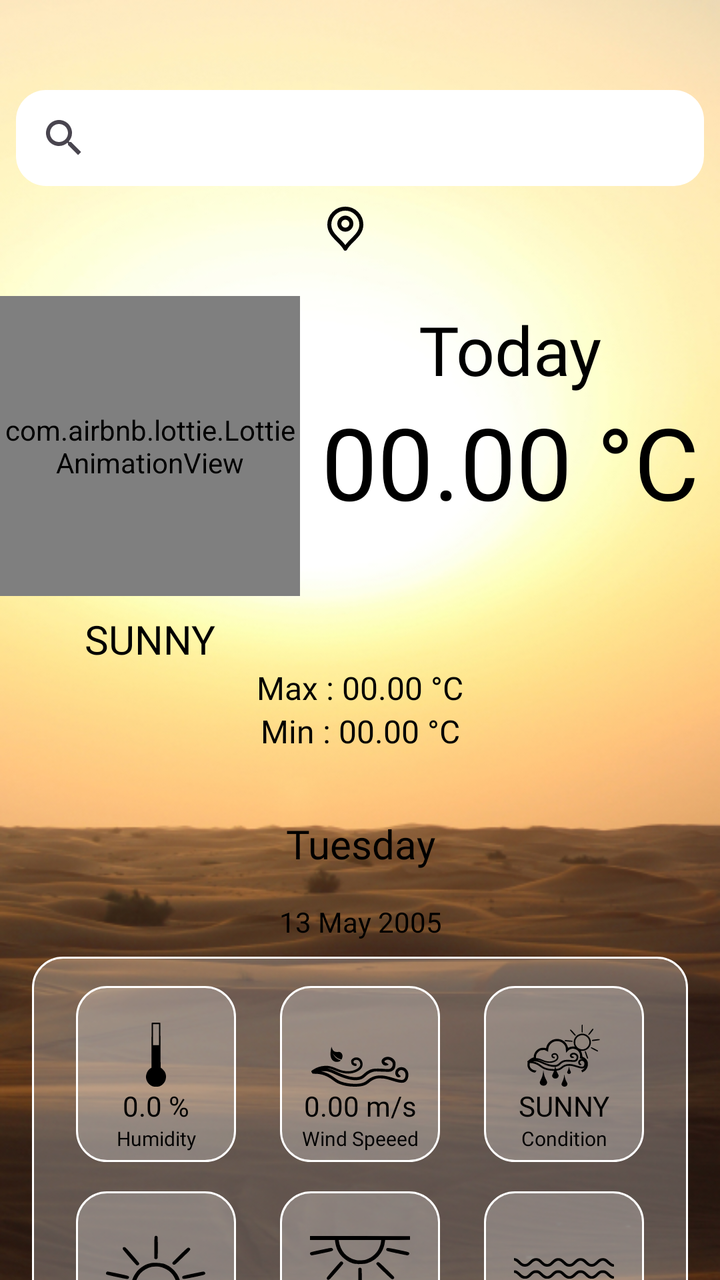
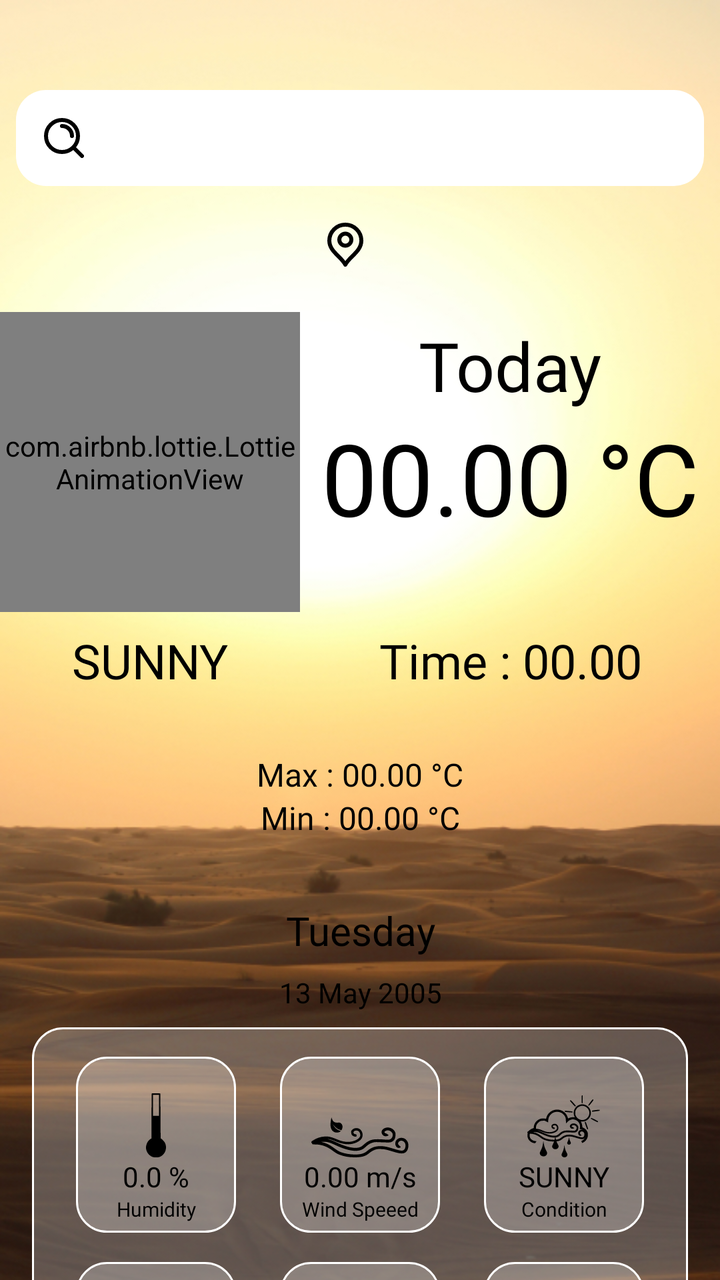

Two renders of the same Android screen: before a commit and after it. Below are the layout's source before the change and the commit's diff.
<!-- AndroidManifest.xml: application theme Theme.WheatherApp -->
<!-- res/layout/activity_main.xml -->
<?xml version="1.0" encoding="utf-8"?>
<androidx.constraintlayout.widget.ConstraintLayout xmlns:android="http://schemas.android.com/apk/res/android"
    xmlns:app="http://schemas.android.com/apk/res-auto"
    xmlns:tools="http://schemas.android.com/tools"
    android:id="@+id/main"
    android:layout_width="match_parent"
    android:layout_height="match_parent"
    android:background="@drawable/sunny_background"
    tools:context=".MainActivity">

    <androidx.appcompat.widget.SearchView
        android:id="@+id/searchView"
        android:layout_width="0dp"
        android:layout_height="wrap_content"
        android:layout_marginStart="8dp"
        android:layout_marginTop="45dp"
        android:layout_marginEnd="8dp"
        android:background="@drawable/searchviewshape"
        android:iconifiedByDefault="false"
        android:queryHint="Search For A City"
        android:searchIcon="@drawable/search"
        app:layout_constraintEnd_toEndOf="parent"
        app:layout_constraintStart_toStartOf="parent"
        app:layout_constraintTop_toTopOf="parent" />

    <TextView
        android:id="@+id/cityName"
        android:layout_width="wrap_content"
        android:layout_height="wrap_content"
        android:layout_marginTop="8dp"
        android:drawableLeft="@drawable/loctaion"
        android:drawablePadding="15dp"
        android:fontFamily="@font/merriweathersans_medium"
        android:textColor="@color/black"
        android:textSize="20sp"
        app:layout_constraintEnd_toEndOf="@+id/searchView"
        app:layout_constraintStart_toStartOf="@+id/searchView"
        app:layout_constraintTop_toBottomOf="@+id/searchView" />

    <com.airbnb.lottie.LottieAnimationView
        android:id="@+id/lottieAnimationView"
        android:layout_width="150dp"
        android:layout_height="150dp"
        android:layout_marginTop="20dp"
        app:layout_constraintStart_toStartOf="parent"
        app:layout_constraintTop_toBottomOf="@+id/cityName"
        app:lottie_autoPlay="true"
        app:lottie_loop="true"
        app:lottie_rawRes="@raw/sun" />


    <TextView
        android:id="@+id/textView2"
        android:layout_width="wrap_content"
        android:layout_height="wrap_content"
        android:layout_marginTop="24dp"
        android:fontFamily="@font/merriweathersans_bold"
        android:text="Today"
        android:textColor="@color/black"
        android:textSize="34sp"
        app:layout_constraintEnd_toEndOf="parent"
        app:layout_constraintStart_toEndOf="@+id/lottieAnimationView"
        app:layout_constraintTop_toBottomOf="@+id/cityName" />

    <TextView
        android:id="@+id/temp"
        android:layout_width="wrap_content"
        android:layout_height="wrap_content"
        android:fontFamily="@font/merriweathersans_bold"
        android:text="00.00 °C"
        android:textColor="@color/black"
        android:textSize="50sp"
        app:layout_constraintEnd_toEndOf="@+id/textView2"
        app:layout_constraintStart_toStartOf="@+id/textView2"
        app:layout_constraintTop_toBottomOf="@+id/textView2" />

    <TextView
        android:id="@+id/weather"
        android:layout_width="wrap_content"
        android:layout_height="wrap_content"
        android:layout_marginTop="8dp"
        android:fontFamily="@font/merriweathersans_medium"
        android:text="SUNNY"
        android:textColor="@color/black"
        android:textSize="20sp"
        app:layout_constraintEnd_toEndOf="@+id/lottieAnimationView"
        app:layout_constraintStart_toStartOf="@+id/lottieAnimationView"
        app:layout_constraintTop_toBottomOf="@+id/lottieAnimationView" />

    <TextView
        android:id="@+id/max_temp"
        android:layout_width="wrap_content"
        android:layout_height="wrap_content"
        android:fontFamily="@font/merriweathersans_regular"
        android:text="Max : 00.00 °C"
        android:textColor="@color/black"
        android:textSize="16sp"
        app:layout_constraintEnd_toEndOf="parent"
        app:layout_constraintStart_toStartOf="parent"
        app:layout_constraintTop_toBottomOf="@+id/weather" />

    <TextView
        android:id="@+id/min_temp"
        android:layout_width="wrap_content"
        android:layout_height="wrap_content"
        android:fontFamily="@font/merriweathersans_regular"
        android:text="Min : 00.00 °C"
        android:textColor="@color/black"
        android:textSize="16sp"
        app:layout_constraintEnd_toEndOf="@+id/max_temp"
        app:layout_constraintStart_toStartOf="@+id/max_temp"
        app:layout_constraintTop_toBottomOf="@+id/max_temp" />

    <TextView
        android:id="@+id/day"
        android:layout_width="wrap_content"
        android:layout_height="wrap_content"
        android:layout_marginTop="32dp"
        android:fontFamily="@font/merriweathersans_bold"
        android:text="Tuesday"
        android:textColor="@color/black"
        android:textSize="20sp"
        app:layout_constraintEnd_toEndOf="@+id/min_temp"
        app:layout_constraintStart_toStartOf="@+id/min_temp"
        app:layout_constraintTop_toBottomOf="@+id/min_temp" />

    <TextView
        android:id="@+id/date"
        android:layout_width="wrap_content"
        android:layout_height="wrap_content"
        android:layout_marginTop="16dp"
        android:fontFamily="@font/merriweathersans_regular"
        android:text="13 May 2005"
        android:textColor="@color/black"
        app:layout_constraintEnd_toEndOf="@+id/day"
        app:layout_constraintStart_toStartOf="@+id/day"
        app:layout_constraintTop_toBottomOf="@+id/day" />

    <FrameLayout
        android:id="@+id/frameLayout"
        android:layout_width="match_parent"
        android:layout_height="220dp"
        android:layout_marginStart="16dp"
        android:layout_marginTop="8dp"
        android:layout_marginEnd="16dp"
        android:background="@drawable/backgroundshape"
        app:layout_constraintEnd_toEndOf="parent"
        app:layout_constraintStart_toStartOf="parent"
        app:layout_constraintTop_toBottomOf="@+id/date">

        <androidx.constraintlayout.widget.ConstraintLayout
            android:layout_width="match_parent"
            android:layout_height="match_parent">

            <LinearLayout
                android:id="@+id/linearLayout"
                android:layout_width="80dp"
                android:layout_height="88dp"
                android:background="@drawable/backgroundshape"
                android:gravity="bottom|center_vertical"
                android:orientation="vertical">

                <ImageView
                    android:layout_width="match_parent"
                    android:layout_height="wrap_content"
                    app:srcCompat="@drawable/humidity" />

                <TextView
                    android:id="@+id/humidity"
                    android:layout_width="match_parent"
                    android:layout_height="wrap_content"
                    android:fontFamily="@font/merriweathersans_medium"
                    android:gravity="center"
                    android:text="0.0 %"
                    android:textColor="@color/black" />

                <TextView
                    android:layout_width="match_parent"
                    android:layout_height="wrap_content"
                    android:layout_marginBottom="5dp"
                    android:fontFamily="@font/merriweathersans_medium"
                    android:gravity="center"
                    android:text="Humidity"
                    android:textColor="@color/black"
                    android:textSize="10sp" />
            </LinearLayout>

            <LinearLayout
                android:id="@+id/linearLayout2"
                android:layout_width="80dp"
                android:layout_height="88dp"
                android:background="@drawable/backgroundshape"
                android:gravity="bottom|center_vertical"
                android:orientation="vertical">

                <ImageView
                    android:layout_width="match_parent"
                    android:layout_height="wrap_content"
                    app:srcCompat="@drawable/wind" />

                <TextView
                    android:id="@+id/windSpeed"
                    android:layout_width="match_parent"
                    android:layout_height="wrap_content"
                    android:fontFamily="@font/merriweathersans_medium"
                    android:gravity="center"
                    android:text="0.00 m/s"
                    android:textColor="@color/black" />

                <TextView
                    android:layout_width="match_parent"
                    android:layout_height="wrap_content"
                    android:layout_marginBottom="5dp"
                    android:fontFamily="@font/merriweathersans_medium"
                    android:gravity="center"
                    android:text="Wind Speeed"
                    android:textColor="@color/black"
                    android:textSize="10sp" />
            </LinearLayout>

            <LinearLayout
                android:id="@+id/linearLayout3"
                android:layout_width="80dp"
                android:layout_height="88dp"
                android:background="@drawable/backgroundshape"
                android:gravity="bottom|center_vertical"
                android:orientation="vertical">

                <ImageView
                    android:layout_width="match_parent"
                    android:layout_height="wrap_content"
                    app:srcCompat="@drawable/conditions" />

                <TextView
                    android:id="@+id/condition"
                    android:layout_width="match_parent"
                    android:layout_height="wrap_content"
                    android:fontFamily="@font/merriweathersans_medium"
                    android:gravity="center"
                    android:text="SUNNY"
                    android:textAllCaps="true"
                    android:textColor="@color/black" />

                <TextView
                    android:layout_width="match_parent"
                    android:layout_height="wrap_content"
                    android:layout_marginBottom="5dp"
                    android:fontFamily="@font/merriweathersans_medium"
                    android:gravity="center"
                    android:text="Condition"
                    android:textColor="@color/black"
                    android:textSize="10sp" />
            </LinearLayout>

            <LinearLayout
                android:id="@+id/linearLayout4"
                android:layout_width="80dp"
                android:layout_height="88dp"
                android:background="@drawable/backgroundshape"
                android:gravity="bottom|center_vertical"
                android:orientation="vertical">

                <ImageView
                    android:layout_width="match_parent"
                    android:layout_height="wrap_content"
                    app:srcCompat="@drawable/sunrise" />

                <TextView
                    android:id="@+id/sunrise"
                    android:layout_width="match_parent"
                    android:layout_height="wrap_content"
                    android:fontFamily="@font/merriweathersans_medium"
                    android:gravity="center"
                    android:text="00:00"
                    android:textColor="@color/black" />

                <TextView
                    android:layout_width="match_parent"
                    android:layout_height="wrap_content"
                    android:layout_marginBottom="5dp"
                    android:fontFamily="@font/merriweathersans_medium"
                    android:gravity="center"
                    android:text="Sunrise"
                    android:textColor="@color/black"
                    android:textSize="10sp" />
            </LinearLayout>

            <LinearLayout
                android:id="@+id/linearLayout5"
                android:layout_width="80dp"
                android:layout_height="88dp"
                android:background="@drawable/backgroundshape"
                android:gravity="bottom|center_vertical"
                android:orientation="vertical">

                <ImageView
                    android:layout_width="match_parent"
                    android:layout_height="wrap_content"
                    app:srcCompat="@drawable/sunset" />

                <TextView
                    android:id="@+id/sunset"
                    android:layout_width="match_parent"
                    android:layout_height="wrap_content"
                    android:fontFamily="@font/merriweathersans_medium"
                    android:gravity="center"
                    android:text="00:00"
                    android:textColor="@color/black" />

                <TextView
                    android:layout_width="match_parent"
                    android:layout_height="wrap_content"
                    android:layout_marginBottom="5dp"
                    android:fontFamily="@font/merriweathersans_medium"
                    android:gravity="center"
                    android:text="Sunset"
                    android:textColor="@color/black"
                    android:textSize="10sp" />
            </LinearLayout>

            <LinearLayout
                android:id="@+id/linearLayout6"
                android:layout_width="80dp"
                android:layout_height="88dp"
                android:background="@drawable/backgroundshape"
                android:gravity="bottom|center_vertical"
                android:orientation="vertical">

                <ImageView
                    android:layout_width="match_parent"
                    android:layout_height="wrap_content"
                    app:srcCompat="@drawable/sea" />

                <TextView
                    android:id="@+id/sea"
                    android:layout_width="match_parent"
                    android:layout_height="wrap_content"
                    android:fontFamily="@font/merriweathersans_medium"
                    android:gravity="center"
                    android:text="000 hPa"
                    android:textColor="@color/black" />

                <TextView
                    android:layout_width="match_parent"
                    android:layout_height="wrap_content"
                    android:layout_marginBottom="5dp"
                    android:fontFamily="@font/merriweathersans_medium"
                    android:gravity="center"
                    android:text="Sea Level"
                    android:textColor="@color/black"
                    android:textSize="10sp" />
            </LinearLayout>

            <androidx.constraintlayout.helper.widget.Flow
                android:id="@+id/flow"
                android:layout_width="0dp"
                android:layout_height="0dp"
                android:orientation="horizontal"
                app:constraint_referenced_ids="linearLayout,linearLayout2,linearLayout3,linearLayout4,linearLayout5,linearLayout6,textView11"
                app:flow_maxElementsWrap="3"
                app:flow_wrapMode="chain"
                app:layout_constraintBottom_toBottomOf="parent"
                app:layout_constraintEnd_toEndOf="parent"
                app:layout_constraintStart_toStartOf="parent"
                app:layout_constraintTop_toTopOf="parent"
                tools:ignore="NotSibling" />
        </androidx.constraintlayout.widget.ConstraintLayout>

    </FrameLayout>

    <TextView
        android:id="@+id/textView11"
        android:layout_width="wrap_content"
        android:layout_height="wrap_content"
        android:layout_marginBottom="16dp"
        android:fontFamily="@font/merriweathersans_medium"
        android:text="DESIGN BY\nKartik"
        android:textAlignment="center"
        android:textColor="@color/white"
        app:layout_constraintBottom_toBottomOf="parent"
        app:layout_constraintEnd_toEndOf="parent"
        app:layout_constraintStart_toStartOf="parent"
        app:layout_constraintTop_toBottomOf="@+id/frameLayout" />

</androidx.constraintlayout.widget.ConstraintLayout>
<!-- resources referenced by this layout -->
<resources>
  <color name="black">#FF000000</color>
  <color name="white">#FFFFFFFF</color>
  <!-- drawable backgroundshape (drawable) -->
  <?xml version="1.0" encoding="utf-8"?>
  <shape xmlns:android="http://schemas.android.com/apk/res/android">
  <solid android:color="#40FFFFFF"/>
      <corners android:radius="15dp"/>
  <stroke android:color="@color/white" android:width="1dp"/>
  
  </shape>
  <!-- drawable conditions: vector/xml drawable (drawable, 9111 chars, omitted) -->
  <!-- drawable humidity (drawable) -->
  <vector xmlns:android="http://schemas.android.com/apk/res/android"
      android:width="10dp"
      android:height="32dp"
      android:viewportWidth="10"
      android:viewportHeight="32">
    <path
        android:pathData="M2.891,0.064C2.831,0.124 2.786,5.203 2.786,11.337L2.772,22.505L2.101,22.942C0.759,23.801 -0.18,25.956 0.029,27.644C0.238,29.332 1.341,30.87 2.921,31.653C3.487,31.94 3.86,32 5.022,32C6.229,32 6.557,31.94 7.183,31.638C9.702,30.372 10.716,27.283 9.464,24.721C9.151,24.088 7.69,22.58 7.392,22.58C7.318,22.58 7.243,17.984 7.228,11.307L7.183,0.049L5.082,0.004C3.934,-0.011 2.95,0.019 2.891,0.064ZM6.513,6.002V11.277H5.022H3.532V6.002V0.727H5.022H6.513V6.002Z"
        android:fillColor="#000000"/>
  </vector>
  <!-- drawable loctaion (drawable) -->
  <vector xmlns:android="http://schemas.android.com/apk/res/android"
      android:width="18dp"
      android:height="22dp"
      android:viewportWidth="18"
      android:viewportHeight="22">
    <path
        android:pathData="M9,11.5C10.657,11.5 12,10.157 12,8.5C12,6.843 10.657,5.5 9,5.5C7.343,5.5 6,6.843 6,8.5C6,10.157 7.343,11.5 9,11.5Z"
        android:strokeLineJoin="round"
        android:strokeWidth="2"
        android:fillColor="#00000000"
        android:strokeColor="#000000"
        android:strokeLineCap="round"/>
    <path
        android:pathData="M9,21C11,17 17,14.418 17,9C17,4.582 13.418,1 9,1C4.582,1 1,4.582 1,9C1,14.418 7,17 9,21Z"
        android:strokeLineJoin="round"
        android:strokeWidth="2"
        android:fillColor="#00000000"
        android:strokeColor="#000000"
        android:strokeLineCap="round"/>
  </vector>
  <!-- drawable sea: vector/xml drawable (drawable, 4572 chars, omitted) -->
  <!-- drawable search (drawable) -->
  <vector xmlns:android="http://schemas.android.com/apk/res/android"
      android:width="20dp"
      android:height="20dp"
      android:viewportWidth="20"
      android:viewportHeight="20">
    <path
        android:pathData="M19,19L14.65,14.65M9,4C11.761,4 14,6.239 14,9M17,9C17,13.418 13.418,17 9,17C4.582,17 1,13.418 1,9C1,4.582 4.582,1 9,1C13.418,1 17,4.582 17,9Z"
        android:strokeLineJoin="round"
        android:strokeWidth="2"
        android:fillColor="#00000000"
        android:strokeColor="#000000"
        android:strokeLineCap="round"/>
  </vector>
  <!-- drawable searchviewshape (drawable) -->
  <?xml version="1.0" encoding="utf-8"?>
  <shape xmlns:android="http://schemas.android.com/apk/res/android">
  <solid android:color="@color/white"/>
      <corners android:radius="15dp"/>
  </shape>
  <!-- drawable sunny_background: jpg bitmap (drawable, 152761 bytes) -->
  <!-- drawable sunrise: vector/xml drawable (drawable, 2528 chars, omitted) -->
  <!-- drawable sunset: vector/xml drawable (drawable, 2488 chars, omitted) -->
  <!-- drawable wind: vector/xml drawable (drawable, 3501 chars, omitted) -->
  <style name="Theme.WheatherApp" parent="Base.Theme.WheatherApp" />
  <style name="Base.Theme.WheatherApp" parent="Theme.Material3.DayNight.NoActionBar">
          
          
      </style>
</resources>

<!-- the commit's change to res/layout/activity_main.xml (unified diff, before → after) -->
@@ -16,9 +16,9 @@
         android:layout_marginTop="45dp"
         android:layout_marginEnd="8dp"
         android:background="@drawable/searchviewshape"
-        android:iconifiedByDefault="false"
-        android:queryHint="Search For A City"
-        android:searchIcon="@drawable/search"
+        app:iconifiedByDefault="true"
+        app:queryHint="Search For A City"
+        app:searchIcon="@drawable/search"
         app:layout_constraintEnd_toEndOf="parent"
         app:layout_constraintStart_toStartOf="parent"
         app:layout_constraintTop_toTopOf="parent" />
@@ -27,7 +27,7 @@
         android:id="@+id/cityName"
         android:layout_width="wrap_content"
         android:layout_height="wrap_content"
-        android:layout_marginTop="8dp"
+        android:layout_marginTop="16dp"
         android:drawableLeft="@drawable/loctaion"
         android:drawablePadding="15dp"
         android:fontFamily="@font/merriweathersans_medium"
@@ -82,7 +82,7 @@
         android:fontFamily="@font/merriweathersans_medium"
         android:text="SUNNY"
         android:textColor="@color/black"
-        android:textSize="20sp"
+        android:textSize="24sp"
         app:layout_constraintEnd_toEndOf="@+id/lottieAnimationView"
         app:layout_constraintStart_toStartOf="@+id/lottieAnimationView"
         app:layout_constraintTop_toBottomOf="@+id/lottieAnimationView" />
@@ -91,6 +91,7 @@
         android:id="@+id/max_temp"
         android:layout_width="wrap_content"
         android:layout_height="wrap_content"
+        android:layout_marginTop="30dp"
         android:fontFamily="@font/merriweathersans_regular"
         android:text="Max : 00.00 °C"
         android:textColor="@color/black"
@@ -128,7 +129,7 @@
         android:id="@+id/date"
         android:layout_width="wrap_content"
         android:layout_height="wrap_content"
-        android:layout_marginTop="16dp"
+        android:layout_marginTop="8dp"
         android:fontFamily="@font/merriweathersans_regular"
         android:text="13 May 2005"
         android:textColor="@color/black"
@@ -382,4 +383,17 @@
         app:layout_constraintStart_toStartOf="parent"
         app:layout_constraintTop_toBottomOf="@+id/frameLayout" />
 
+    <TextView
+        android:id="@+id/time"
+        android:layout_width="wrap_content"
+        android:layout_height="wrap_content"
+        android:fontFamily="@font/merriweathersans_medium"
+        android:text="Time : 00.00"
+        android:textColor="@color/black"
+        android:textSize="24sp"
+        app:layout_constraintBottom_toBottomOf="@+id/weather"
+        app:layout_constraintEnd_toEndOf="@+id/temp"
+        app:layout_constraintStart_toStartOf="@+id/temp"
+        app:layout_constraintTop_toTopOf="@+id/weather" />
+
 </androidx.constraintlayout.widget.ConstraintLayout>
<!-- resource entries referenced after the edit -->
@@ -59,7 +59,8 @@
   </vector>
   <!-- drawable searchviewshape (drawable) -->
   <?xml version="1.0" encoding="utf-8"?>
-  <shape xmlns:android="http://schemas.android.com/apk/res/android">
+  <shape xmlns:android="http://schemas.android.com/apk/res/android"
+      android:background="@android:color/transparent">
   <solid android:color="@color/white"/>
       <corners android:radius="15dp"/>
   </shape>
